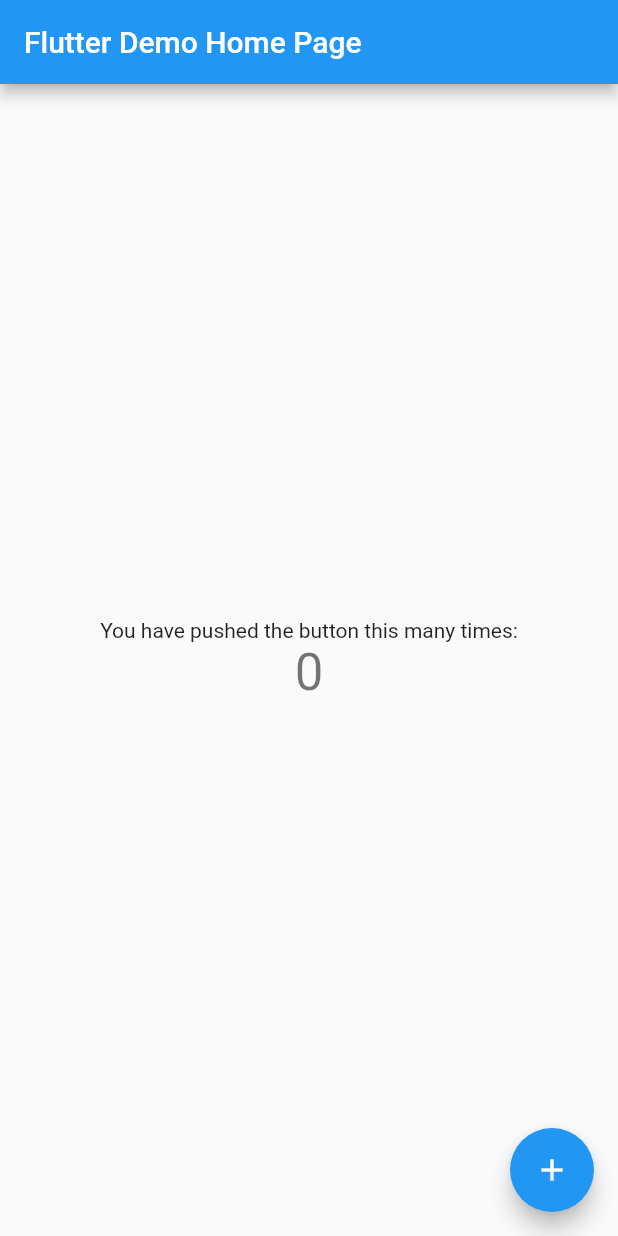
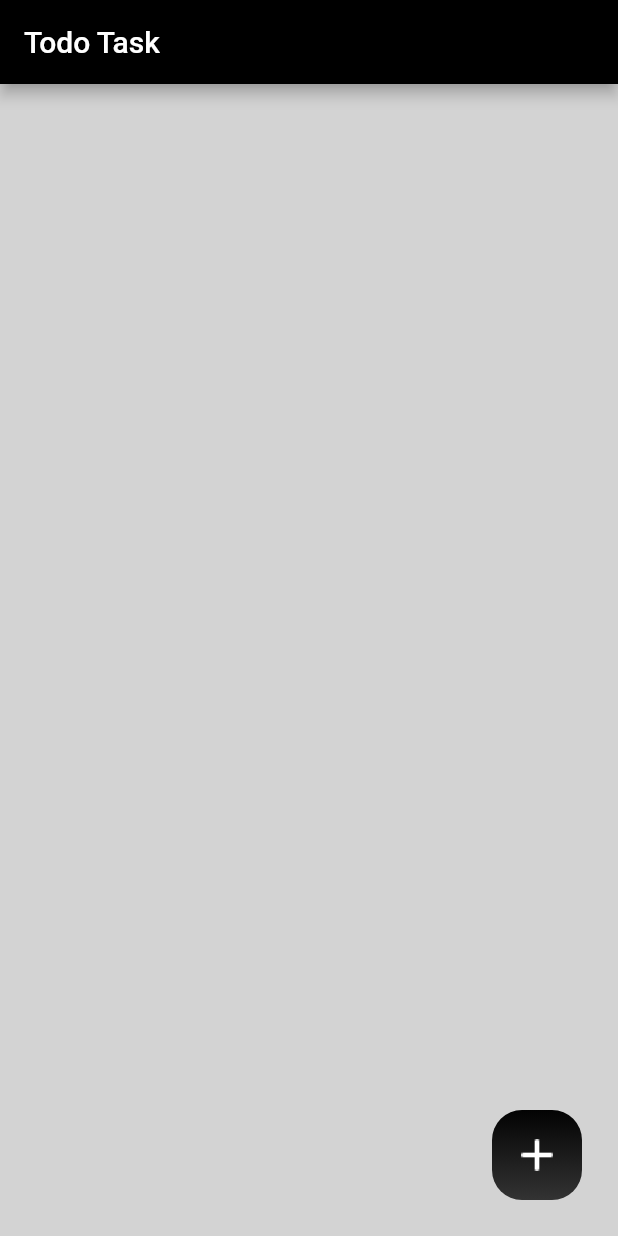
Before and after one commit to Kuuhaaku/Yordan_todo_app, a Flutter app: the screen it shows after launch, on a phone screen of 412 x 824 dp. Run offline on Flutter 3.47's test engine with Material 2 defaults, Android fonts, the phone set to English and light mode, and no system bars; our stand-ins replace google_fonts, sqflite; accounts and stored records are empty.

Commit message:
final first release

```diff
--- /dev/null
+++ b/lib/database_helper.dart
@@ -0,0 +1,73 @@
+import 'package:path/path.dart';
+import 'package:sqflite/sqflite.dart';
+
+import 'models/task.dart';
+import 'models/todo.dart';
+
+class DatabaseHelper {
+
+  Future<Database> database() async {
+    return openDatabase(
+      join(await getDatabasesPath(), 'todo.db'),
+      onCreate: (db, version) async {
+        await db.execute("CREATE TABLE tasks(id INTEGER PRIMARY KEY, title TEXT, description TEXT)");
+        await db.execute("CREATE TABLE todo(id INTEGER PRIMARY KEY, taskId INTEGER, title TEXT, isDone INTEGER)");
+
+        return db;
+      },
+      version: 1,
+    );
+  }
+
+  Future<int> insertTask(Task task) async {
+    int taskId = 0;
+    Database _db = await database();
+    await _db.insert('tasks', task.toMap(), conflictAlgorithm: ConflictAlgorithm.replace).then((value) {
+      taskId = value;
+    });
+    return taskId;
+  }
+
+  Future<void> updateTaskTitle(int id, String title) async {
+    Database _db = await database();
+    await _db.rawUpdate("UPDATE tasks SET title = '$title' WHERE id = '$id'");
+  }
+
+  Future<void> updateTaskDescription(int id, String description) async {
+    Database _db = await database();
+    await _db.rawUpdate("UPDATE tasks SET description = '$description' WHERE id = '$id'");
+  }
+
+  Future<void> insertTodo(Todo todo) async {
+    Database _db = await database();
+    await _db.insert('todo', todo.toMap(), conflictAlgorithm: ConflictAlgorithm.replace);
+  }
+
+  Future<List<Task>> getTasks() async {
+    Database _db = await database();
+    List<Map<String, dynamic>> taskMap = await _db.query('tasks');
+    return List.generate(taskMap.length, (index) {
+      return Task(id: taskMap[index]['id'], title: taskMap[index]['title'], description: taskMap[index]['description']);
+    });
+  }
+
+  Future<List<Todo>> getTodo(int taskId) async {
+    Database _db = await database();
+    List<Map<String, dynamic>> todoMap = await _db.rawQuery("SELECT * FROM todo WHERE taskId = $taskId");
+    return List.generate(todoMap.length, (index) {
+      return Todo(id: todoMap[index]['id'], title: todoMap[index]['title'], taskId: todoMap[index]['taskId'], isDone: todoMap[index]['isDone']);
+    });
+  }
+
+  Future<void> updateTodoDone(int id, int isDone) async {
+    Database _db = await database();
+    await _db.rawUpdate("UPDATE todo SET isDone = '$isDone' WHERE id = '$id'");
+  }
+
+  Future<void> deleteTask(int id) async {
+    Database _db = await database();
+    await _db.rawDelete("DELETE FROM tasks WHERE id = '$id'");
+    await _db.rawDelete("DELETE FROM todo WHERE taskId = '$id'");
+  }
+
+}
--- a/lib/main.dart
+++ b/lib/main.dart
@@ -1,113 +1,22 @@
 import 'package:flutter/material.dart';
+import 'package:google_fonts/google_fonts.dart';
+import 'package:yordan_todo_app/screens/homepage.dart';
 
 void main() {
   runApp(MyApp());
 }
 
 class MyApp extends StatelessWidget {
-  // This widget is the root of your application.
   @override
   Widget build(BuildContext context) {
     return MaterialApp(
-      title: 'Flutter Demo',
+      debugShowCheckedModeBanner: false,
       theme: ThemeData(
-        // This is the theme of your application.
-        //
-        // Try running your application with "flutter run". You'll see the
-        // application has a blue toolbar. Then, without quitting the app, try
-        // changing the primarySwatch below to Colors.green and then invoke
-        // "hot reload" (press "r" in the console where you ran "flutter run",
-        // or simply save your changes to "hot reload" in a Flutter IDE).
-        // Notice that the counter didn't reset back to zero; the application
-        // is not restarted.
-        primarySwatch: Colors.blue,
+        textTheme: GoogleFonts.nunitoSansTextTheme(
+          Theme.of(context).textTheme,
+        ),
       ),
-      home: MyHomePage(title: 'Flutter Demo Home Page'),
+      home: Homepage(),
     );
   }
 }
-
-class MyHomePage extends StatefulWidget {
-  MyHomePage({Key key, this.title}) : super(key: key);
-
-  // This widget is the home page of your application. It is stateful, meaning
-  // that it has a State object (defined below) that contains fields that affect
-  // how it looks.
-
-  // This class is the configuration for the state. It holds the values (in this
-  // case the title) provided by the parent (in this case the App widget) and
-  // used by the build method of the State. Fields in a Widget subclass are
-  // always marked "final".
-
-  final String title;
-
-  @override
-  _MyHomePageState createState() => _MyHomePageState();
-}
-
-class _MyHomePageState extends State<MyHomePage> {
-  int _counter = 0;
-
-  void _incrementCounter() {
-    setState(() {
-      // This call to setState tells the Flutter framework that something has
-      // changed in this State, which causes it to rerun the build method below
-      // so that the display can reflect the updated values. If we changed
-      // _counter without calling setState(), then the build method would not be
-      // called again, and so nothing would appear to happen.
-      _counter++;
-    });
-  }
-
-  @override
-  Widget build(BuildContext context) {
-    // This method is rerun every time setState is called, for instance as done
-    // by the _incrementCounter method above.
-    //
-    // The Flutter framework has been optimized to make rerunning build methods
-    // fast, so that you can just rebuild anything that needs updating rather
-    // than having to individually change instances of widgets.
-    return Scaffold(
-      appBar: AppBar(
-        // Here we take the value from the MyHomePage object that was created by
-        // the App.build method, and use it to set our appbar title.
-        title: Text(widget.title),
-      ),
-      body: Center(
-        // Center is a layout widget. It takes a single child and positions it
-        // in the middle of the parent.
-        child: Column(
-          // Column is also a layout widget. It takes a list of children and
-          // arranges them vertically. By default, it sizes itself to fit its
-          // children horizontally, and tries to be as tall as its parent.
-          //
-          // Invoke "debug painting" (press "p" in the console, choose the
-          // "Toggle Debug Paint" action from the Flutter Inspector in Android
-          // Studio, or the "Toggle Debug Paint" command in Visual Studio Code)
-          // to see the wireframe for each widget.
-          //
-          // Column has various properties to control how it sizes itself and
-          // how it positions its children. Here we use mainAxisAlignment to
-          // center the children vertically; the main axis here is the vertical
-          // axis because Columns are vertical (the cross axis would be
-          // horizontal).
-          mainAxisAlignment: MainAxisAlignment.center,
-          children: <Widget>[
-            Text(
-              'You have pushed the button this many times:',
-            ),
-            Text(
-              '$_counter',
-              style: Theme.of(context).textTheme.headline4,
-            ),
-          ],
-        ),
-      ),
-      floatingActionButton: FloatingActionButton(
-        onPressed: _incrementCounter,
-        tooltip: 'Increment',
-        child: Icon(Icons.add),
-      ), // This trailing comma makes auto-formatting nicer for build methods.
-    );
-  }
-}
--- /dev/null
+++ b/lib/models/task.dart
@@ -0,0 +1,14 @@
+class Task {
+  final int id;
+  final String title;
+  final String description;
+  Task({this.id, this.title, this.description});
+
+  Map<String, dynamic> toMap() {
+    return {
+      'id': id,
+      'title': title,
+      'description': description,
+    };
+  }
+}
--- /dev/null
+++ b/lib/models/todo.dart
@@ -0,0 +1,16 @@
+class Todo {
+  final int id;
+  final int taskId;
+  final String title;
+  final int isDone;
+  Todo({this.id, this.taskId, this.title, this.isDone});
+
+  Map<String, dynamic> toMap() {
+    return {
+      'id': id,
+      'taskId': taskId,
+      'title': title,
+      'isDone': isDone,
+    };
+  }
+}
--- /dev/null
+++ b/lib/screens/homepage.dart
@@ -0,0 +1,116 @@
+import 'package:flutter/material.dart';
+import 'package:yordan_todo_app/database_helper.dart';
+import 'package:yordan_todo_app/screens/taskpage.dart';
+import 'package:yordan_todo_app/widgets.dart';
+import 'package:flutter/services.dart';
+
+class Homepage extends StatefulWidget {
+  @override
+  _HomepageState createState() => _HomepageState();
+}
+
+class _HomepageState extends State<Homepage> {
+  DatabaseHelper _dbHelper = DatabaseHelper();
+
+  @override
+  Widget build(BuildContext context) {
+    return Scaffold(
+      appBar: AppBar(
+        backwardsCompatibility: false,
+        systemOverlayStyle: SystemUiOverlayStyle(statusBarColor: Colors.black),
+        title: Text("Todo Task"),
+        backgroundColor: Color(0xFF000000),
+      ),
+      body: SafeArea(
+        child: Container(
+          width: double.infinity,
+          padding: EdgeInsets.symmetric(horizontal: 24.0),
+          color: Color(0xFFD3D3D3),
+          child: Stack(
+            children: [
+              Column(
+                crossAxisAlignment: CrossAxisAlignment.start,
+                children: [
+                  Container(
+                      margin: EdgeInsets.only(
+                    top: 12.0,
+                    bottom: 12.0,
+                  )),
+                  Expanded(
+                    child: FutureBuilder(
+                      initialData: [],
+                      future: _dbHelper.getTasks(),
+                      builder: (context, snapshot) {
+                        return ScrollConfiguration(
+                          behavior: NoGlowBehaviour(),
+                          child: ListView.builder(
+                            itemCount: snapshot.data.length,
+                            itemBuilder: (context, index) {
+                              return GestureDetector(
+                                onTap: () {
+                                  Navigator.push(
+                                    context,
+                                    MaterialPageRoute(
+                                      builder: (context) => Taskpage(
+                                        task: snapshot.data[index],
+                                      ),
+                                    ),
+                                  ).then(
+                                    (value) {
+                                      setState(() {});
+                                    },
+                                  );
+                                },
+                                child: TaskCardWidget(
+                                  title: snapshot.data[index].title,
+                                  desc: snapshot.data[index].description,
+                                ),
+                              );
+                            },
+                          ),
+                        );
+                      },
+                    ),
+                  )
+                ],
+              ),
+              Positioned(
+                bottom: 24.0,
+                right: 0.0,
+                child: GestureDetector(
+                  onTap: () {
+                    Navigator.push(
+                      context,
+                      MaterialPageRoute(
+                          builder: (context) => Taskpage(
+                                task: null,
+                              )),
+                    ).then((value) {
+                      setState(() {});
+                    });
+                  },
+                  child: Container(
+                    width: 60.0,
+                    height: 60.0,
+                    decoration: BoxDecoration(
+                      gradient: LinearGradient(
+                          colors: [Color(0xFF030303), Color(0xFF333333)],
+                          begin: Alignment(0.0, -1.0),
+                          end: Alignment(0.0, 1.0)),
+                      borderRadius: BorderRadius.circular(20.0),
+                    ),
+                    child: Image(
+                      image: AssetImage(
+                        "assets/images/add_icon.png",
+                      ),
+                    ),
+                  ),
+                ),
+              )
+            ],
+          ),
+        ),
+      ),
+    );
+  }
+}
```
Also changed, not shown: lib/screens/taskpage.dart (added, +279 -0 lines), lib/widgets.dart (added, +107 -0 lines), pubspec.yaml (+7 -1 lines), assets/images/add_icon.png (added), assets/images/back_arrow_icon.png (added), assets/images/check_icon.png (added), assets/images/delete_icon.png (added).
